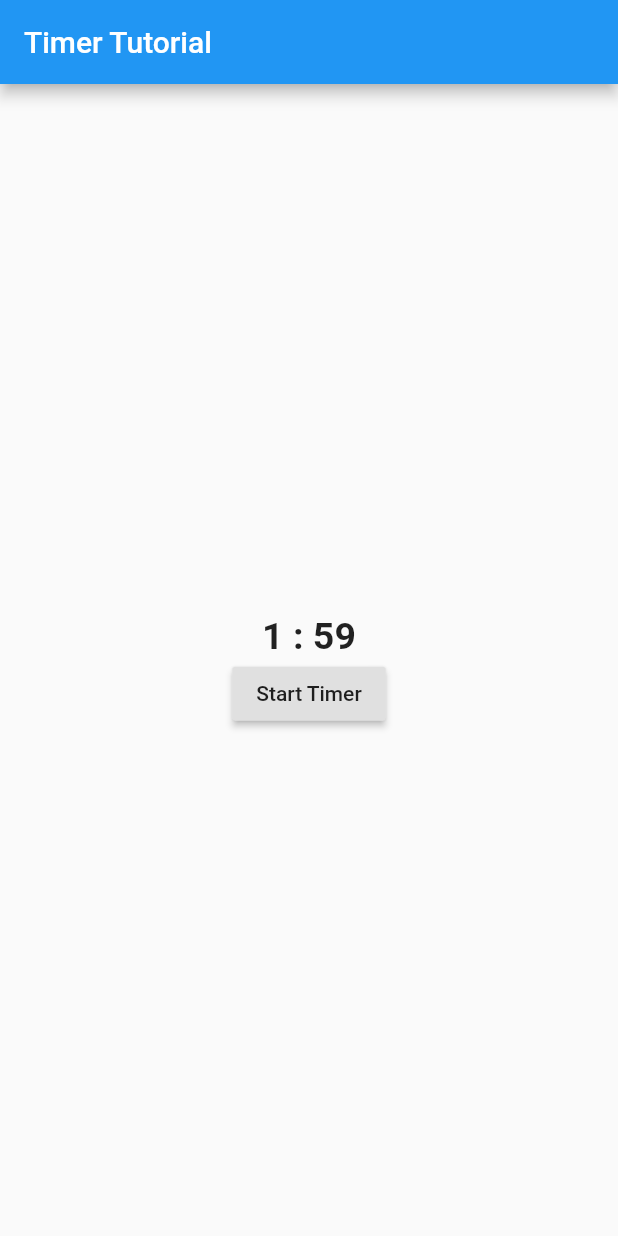
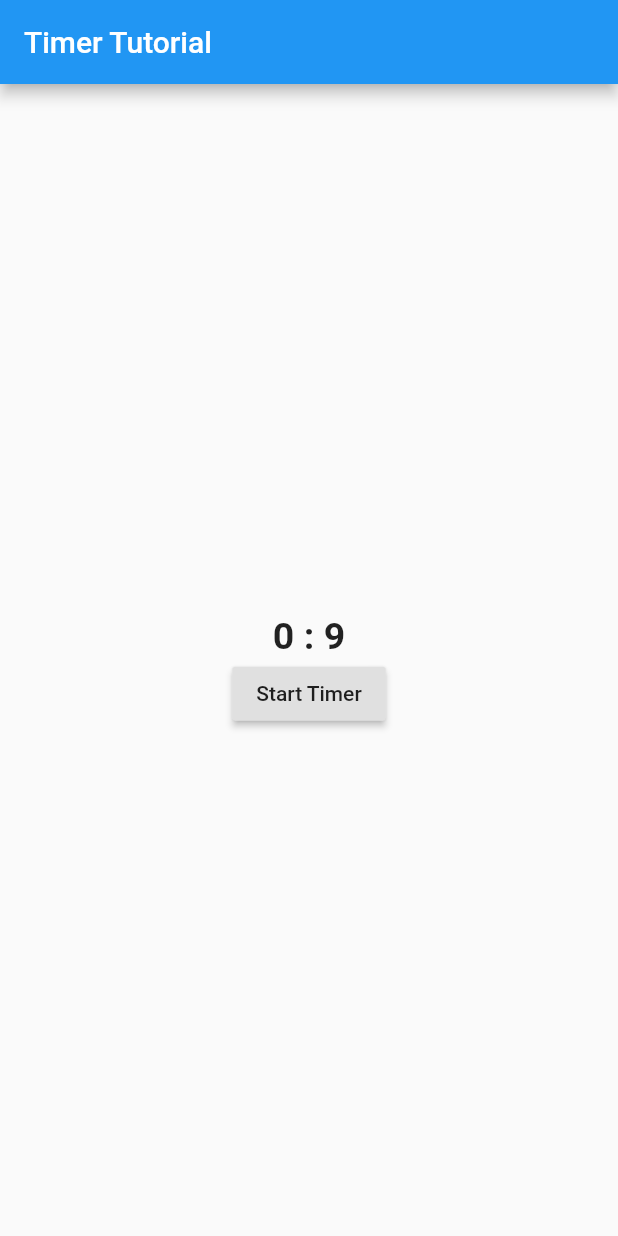
Before and after one commit to vijayinyoutube/Timer, a Flutter app: the screen it shows after launch, after a tap on "Start Timer", on a phone screen of 412 x 824 dp. Run offline on Flutter 3.47's test engine with Material 2 defaults, Android fonts, the phone set to English and light mode, and no system bars.

Commit message:
improvement ✔ 10:46 AM | 23-06-2020

```diff
--- a/lib/main.dart
+++ b/lib/main.dart
@@ -22,13 +22,13 @@ class MyHomePage extends StatefulWidget {
 }
 
 class _MyHomePageState extends State<MyHomePage> {
-  Duration _duration = new Duration(seconds: 120);
+  Duration _duration = new Duration(seconds: 10);
 
-  int _counter = 120;
+  int _counter = 10;
   Timer _timer;
-  String showtime;
+  String showtime = "10 Seconds Countdown";
   void startTimer() {
-    _counter = 120;
+    _counter = 10;
 
     _timer = Timer.periodic(
       Duration(seconds: 1),
@@ -57,15 +57,7 @@ class _MyHomePageState extends State<MyHomePage> {
         child: Column(
           mainAxisAlignment: MainAxisAlignment.center,
           children: [
-            _counter > 0
-                ? Text("")
-                : Text(
-                    "Done",
-                    style: TextStyle(
-                        fontSize: 25,
-                        fontWeight: FontWeight.bold,
-                        color: Colors.green),
-                  ),
+            _counter > 0 ? Text("") : callbackfunction(),
             Text(
               "$showtime",
               style: TextStyle(
@@ -82,4 +74,14 @@ class _MyHomePageState extends State<MyHomePage> {
       ),
     );
   }
+
+  Widget callbackfunction() {
+    return Center(
+      child: Text(
+        "Timer Completed",
+        style: TextStyle(
+            fontSize: 25, fontWeight: FontWeight.bold, color: Colors.green),
+      ),
+    );
+  }
 }
```
